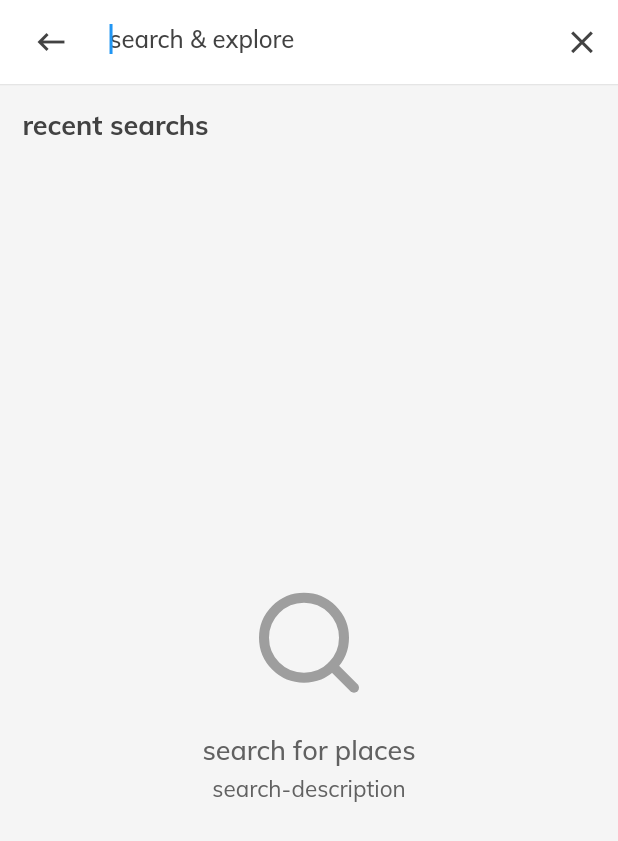
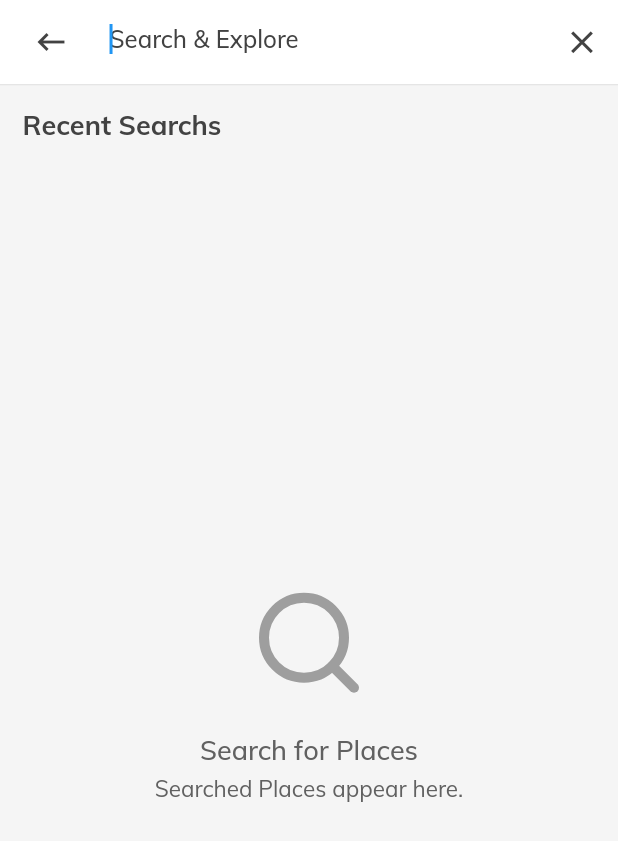
Before and after one commit to Munyaradzi-Chigangawa/Campus-Locate-Me, a Flutter app: the SearchPage screen opened directly, on a phone screen of 412 x 824 dp. Shown: the top 841 px of the screen. Run offline on Flutter 3.47's test engine with Material 2 defaults, Android fonts, the phone set to English and light mode, and no system bars; our stand-ins replace animated_bottom_navigation_bar, cached_network_image, carousel_pro, cloud_firestore, connectivity, dots_indicator and 19 more; missing offline and left inert: flutter_custom_tabs, flutter_polyline_points, geo; accounts and stored records are empty; statements that could not run were skipped.

Commit message:
changed files

```diff
--- a/lib/pages/search.dart
+++ b/lib/pages/search.dart
@@ -51,7 +51,7 @@ class _SearchPageState extends State<SearchPage> {
                     fontWeight: FontWeight.w500),
                 decoration: InputDecoration(
                   border: InputBorder.none,
-                  hintText: "search & explore" ,
+                  hintText: "Search & Explore" ,
                   hintStyle: TextStyle(
                       fontSize: 16,
                       fontWeight: FontWeight.w500,
@@ -105,8 +105,8 @@ class _SearchPageState extends State<SearchPage> {
               padding: const EdgeInsets.only(top: 15, left: 15, bottom: 5),
               child: Text(
                 context.watch<SearchBloc>().searchStarted == false
-                    ? 'recent searchs'
-                    : 'we have found',
+                    ? 'Recent Searchs'
+                    : 'We found',
                 textAlign: TextAlign.left,
                 style: TextStyle(
                     color: Colors.grey[800],
@@ -137,8 +137,8 @@ class SuggestionsUI extends StatelessWidget {
       child: sb.recentSearchData.isEmpty
       ? EmptyPage(
                 icon: Feather.search,
-                message: 'search for places' ,
-                message1: "search-description" ,
+                message: 'Search for Places' ,
+                message1: "Searched Places appear here." ,
         )
 
       : ListView.builder(
```
